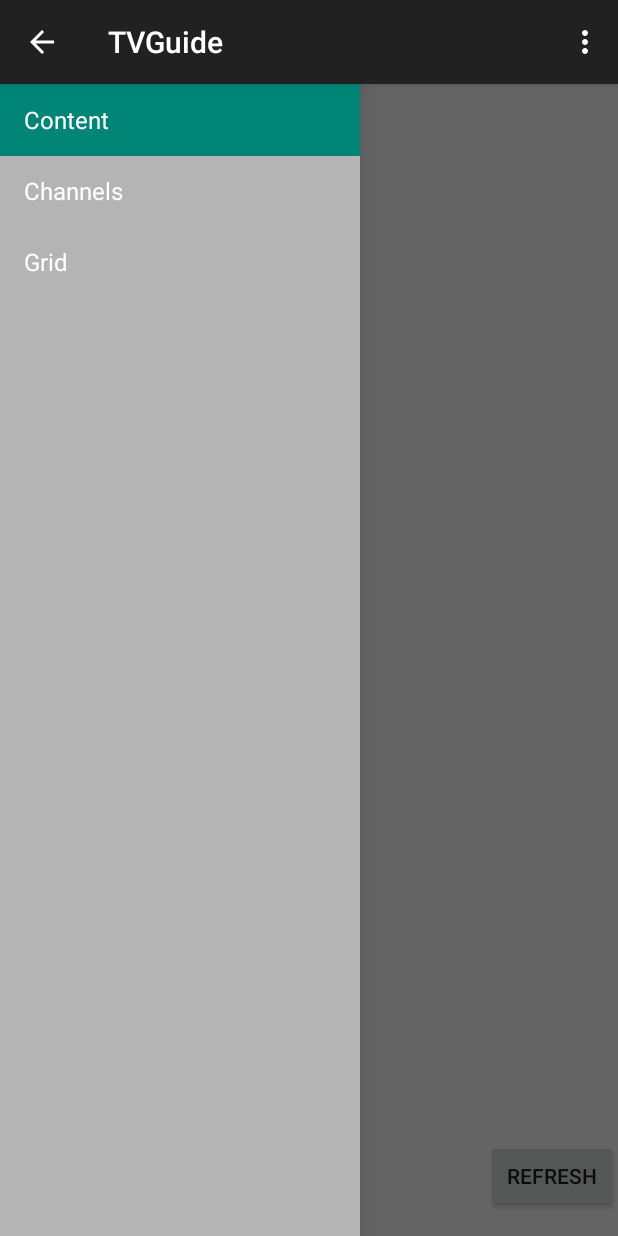
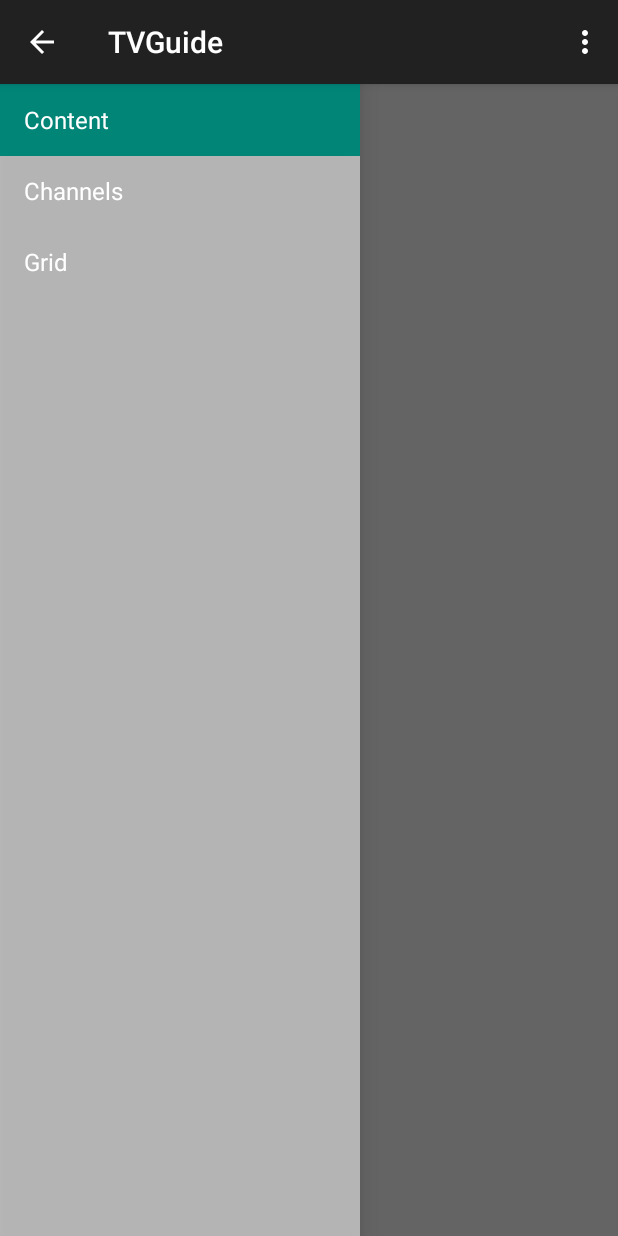
Before and after one commit to Ramiel2009/TVGuide, an Android app: the screen it shows after launch (MainActivity), on a phone screen of 412 x 824 dp. Run offline under Robolectric (Android 15) with nearby library versions, the phone set to English and light mode, and no system bars; network calls fail; 2 statements that could not run were skipped.

Commit message:
Many fixes Added ScrollRefreshLayout -to fix

```diff
--- a/app/src/main/java/ua/viasat/tvguide/BackgroundWorker.java
+++ b/app/src/main/java/ua/viasat/tvguide/BackgroundWorker.java
@@ -2,28 +2,18 @@ package ua.viasat.tvguide;
 
 import android.app.ProgressDialog;
 import android.os.AsyncTask;
-import android.support.v4.app.Fragment;
 import android.view.View;
 import android.widget.Toast;
 
 import java.io.IOException;
 
 public class BackgroundWorker extends AsyncTask<Void, Void, Void> {
-
-    static boolean refreshing = true;
     private ProgressDialog pd;
     private View contentFragment;
-    private Content_fragment cf;
 
     public BackgroundWorker(View activity) {
         contentFragment = activity;
         pd = new ProgressDialog(contentFragment.getContext());
-    }
-
-
-    public BackgroundWorker(Content_fragment cf) {
-        this.cf = cf;
-        pd = new ProgressDialog(cf.getActivity());
     }
 
     @Override
@@ -46,8 +36,8 @@ public class BackgroundWorker extends AsyncTask<Void, Void, Void> {
     @Override
     public void onPostExecute(Void result) {
         pd.dismiss();
-        refreshing = false;
-        cf.TVCreator();
+
         Toast.makeText(contentFragment.getContext(), "TEST111", Toast.LENGTH_LONG).show();
+        // TVCreator();
     }
 }
--- a/app/src/main/java/ua/viasat/tvguide/Content_fragment.java
+++ b/app/src/main/java/ua/viasat/tvguide/Content_fragment.java
@@ -1,75 +1,81 @@
 package ua.viasat.tvguide;
 
-import android.app.ProgressDialog;
-import android.graphics.Color;
-import android.os.AsyncTask;
 import android.os.Bundle;
+import android.os.Handler;
 import android.support.v4.app.Fragment;
+import android.support.v4.widget.SwipeRefreshLayout;
 import android.text.Html;
 import android.view.LayoutInflater;
 import android.view.View;
 import android.view.ViewGroup;
-import android.widget.Button;
-import android.widget.ImageView;
 import android.widget.RelativeLayout;
+import android.widget.ScrollView;
 import android.widget.TextView;
 
 
-public class Content_fragment extends Fragment implements View.OnClickListener {
+public class Content_fragment extends Fragment implements SwipeRefreshLayout.OnRefreshListener{
+
     View rootView;
     static boolean  flagRefreshed;
+    static boolean  flagRefreshing;
+    private SwipeRefreshLayout swipeLayout;
+    public int a = 1;
 
     @Override
     public View onCreateView(LayoutInflater inflater, ViewGroup container,
                              Bundle savedInstanceState) {
         rootView = inflater.inflate(R.layout.content_layout, container, false);
-
-        Button btn = (Button) rootView.findViewById(R.id.btnRefresh);
-        btn.setOnClickListener(this);
+        TVCreator();
+        ScrollView sw = (ScrollView) rootView.findViewById(R.id.scrollView1);
+        System.out.println(sw.getMaxScrollAmount());
 
 
             if(flagRefreshed==false){
-                BackgroundWorker dRequest = new BackgroundWorker(this);
+                BackgroundWorker dRequest = new BackgroundWorker(rootView);
                 dRequest.execute();
                 flagRefreshed=true;
         }
-
+            swipeLayout = (SwipeRefreshLayout) rootView.findViewById(R.id.swipe_container);
+            swipeLayout.setOnRefreshListener(this);
             return rootView;
     }
 
     @Override
-    public void onClick(View v) {
-        switch (v.getId()) {
-            case R.id.btnRefresh:
-                flagRefreshed=false;
-                BackgroundWorker at = new BackgroundWorker(rootView);
-                at.execute();
-                break;
+    public void onRefresh() {
+        TVCreator();
+        new Handler().postDelayed(new Runnable() {
+            @Override
+            public void run() {
+                swipeLayout.setRefreshing(false);
             }
+        }, 1000);
     }
 
+   public void TVCreator() {
 
-   public void TVCreator() {
-System.out.println("tvCreator from 1 to "+Parser.title.size());
-        int a;
+       System.out.println("tvCreator from 1 to " + Parser.title.size());
+        if ( flagRefreshing == false ){
            for (a = 1; a < Parser.title.size(); a++) {
+
                RelativeLayout rl = (RelativeLayout) rootView.findViewById(R.id.rl);
                RelativeLayout.LayoutParams params = new RelativeLayout.LayoutParams(
                        ViewGroup.LayoutParams.WRAP_CONTENT,
                        ViewGroup.LayoutParams.WRAP_CONTENT);
+
+
+
                TextView tvd = new TextView(rootView.getContext());
                final int b = a;
                tvd.setId(b);
-         //   tvd.setOnClickListener(this);
                params.addRule(RelativeLayout.BELOW, a - 1);
                rl.addView(tvd, params);
-
-
                tvd.setText("");
                tvd.setText(Html.fromHtml("<b>" + a + ". " + Parser.title.get(a - 1) + "</b>" + "<br>"
                        + Parser.time.get(a - 1) + "   " + "<font color=\"grey\">"
                        + Parser.channel.get(a - 1) + "</font>" + "<br>"));
+            flagRefreshing = true;
            }
-        System.out.println("tvCreator from 1 to "+a+"finished");
+           System.out.println("tvCreator from 1 to " + a + " finished");
        }
    }
+}
--- a/app/src/main/java/ua/viasat/tvguide/MainActivity.java
+++ b/app/src/main/java/ua/viasat/tvguide/MainActivity.java
@@ -17,8 +17,8 @@ public class MainActivity extends ActionBarActivity
 
         NavigationDrawerFragment mNavigationDrawerFragment = (NavigationDrawerFragment)
                 getSupportFragmentManager().findFragmentById(R.id.navigation_drawer);
+
         mTitle = getTitle();
-        // Set up the drawer.
         mNavigationDrawerFragment.setUp(
                 R.id.navigation_drawer,
                 (DrawerLayout) findViewById(R.id.drawer_layout));
@@ -31,6 +31,7 @@ public class MainActivity extends ActionBarActivity
             switch (position) {
                 case 0:
                     objFragment = new Content_fragment();
+                    Content_fragment.flagRefreshing = false;
                     break;
                 case 1:
                     objFragment = new Channels_fragment();
@@ -39,10 +40,7 @@ public class MainActivity extends ActionBarActivity
                     objFragment = new Grid_fragment();
                     break;
         }
-
         FragmentManager fragmentManager = getSupportFragmentManager();
-        fragmentManager.beginTransaction()
-                .replace(R.id.container, objFragment)
-                .commit();
+        fragmentManager.beginTransaction().replace(R.id.container, objFragment).commit();
     }
 }
--- a/app/src/main/res/layout/content_layout.xml
+++ b/app/src/main/res/layout/content_layout.xml
@@ -1,23 +1,20 @@
+<android.support.v4.widget.SwipeRefreshLayout
+    xmlns:android="http://schemas.android.com/apk/res/android"
+    android:id="@+id/swipe_container"
+    android:layout_width="match_parent"
+    android:layout_height="match_parent">
+
     <android.support.v4.widget.DrawerLayout
         xmlns:android="http://schemas.android.com/apk/res/android"
         android:id="@+id/drawer_layout"
         android:layout_width="match_parent"
         android:layout_height="match_parent">
 
-
-        <!-- The main content view -->
-        <FrameLayout
-            android:id="@+id/content_frame"
-            android:layout_width="match_parent"
-            android:layout_height="match_parent" />
-
-
         <RelativeLayout xmlns:android="http://schemas.android.com/apk/res/android"
             xmlns:tools="http://schemas.android.com/tools"
             android:id="@+id/lay"
             android:layout_width="match_parent"
             android:layout_height="match_parent"
-            android:paddingBottom="@dimen/activity_vertical_margin"
             android:paddingLeft="@dimen/activity_horizontal_margin"
             android:paddingTop="@dimen/activity_vertical_margin"
             tools:context="ua.viasat.guide.MainActivity" >
@@ -25,11 +22,9 @@
                 android:id="@+id/scrollView1"
                 android:layout_width="wrap_content"
                 android:layout_height="wrap_content"
-                android:layout_above="@+id/btnRefresh"
                 android:layout_alignParentLeft="true"
                 android:layout_alignParentRight="true"
                 android:layout_alignParentTop="true" >
-
                 <RelativeLayout
                     android:id="@+id/rl"
                     android:layout_width="286dp"
@@ -39,16 +34,7 @@
                 </RelativeLayout>
             </ScrollView>
 
-            <Button
-                android:id="@+id/btnRefresh"
-                android:layout_width="wrap_content"
-                android:layout_height="wrap_content"
-                android:layout_alignRight="@+id/scrollView1"
-                android:layout_alignParentBottom="true"
 
-                android:text="Refresh" />
         </RelativeLayout>
-
-
-
     </android.support.v4.widget.DrawerLayout>
+</android.support.v4.widget.SwipeRefreshLayout>
--- a/app/src/main/res/values/strings.xml
+++ b/app/src/main/res/values/strings.xml
@@ -11,5 +11,6 @@
     <string name="action_settings">Settings</string>
     <string name="title_activity_list_fragment">ListFragment</string>
     <string name="hello_world">Hello world!</string>
+    <string name="hello_blank_fragment">Hello blank fragment</string>
 
 </resources>
```
Also changed, not shown: app/src/main/res/layout/activity_main.xml (+11 -5 lines). Lines whose indentation alone changed are shown as unchanged.
